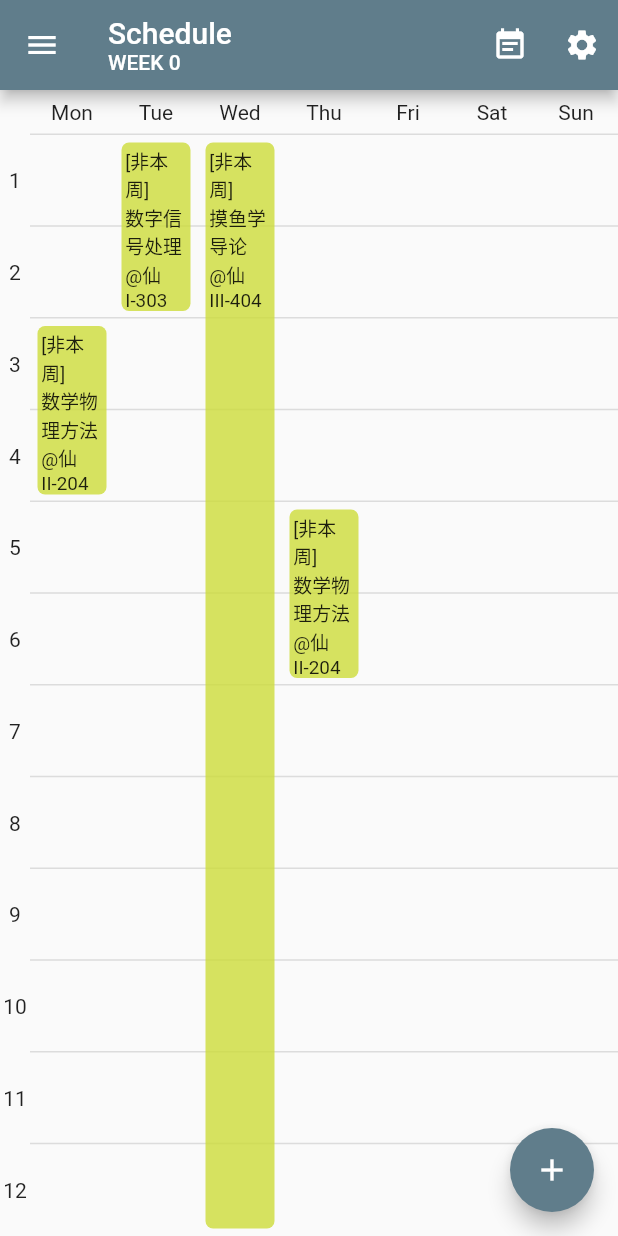
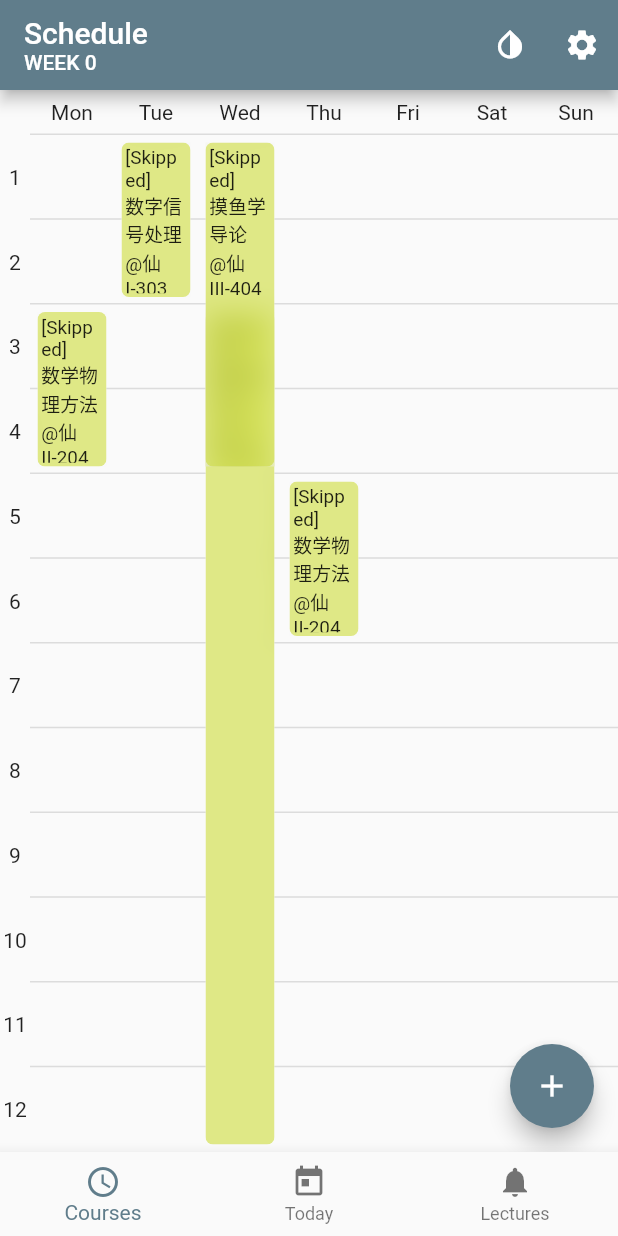
Before and after one commit to iori2333/Schedule, a Flutter app: the screen it shows after launch, on a phone screen of 412 x 824 dp. Run offline on Flutter 3.47's test engine with Material 2 defaults, Android fonts, the phone set to English and light mode, and no system bars; our stand-ins replace fluro, shared_preferences, sqflite, sqflite_common_ffi; accounts and stored records are empty.

Commit message:
feat: add other pages

```diff
--- a/lib/global.dart
+++ b/lib/global.dart
@@ -1,4 +1,5 @@
 class Constants {
   static const appBarHeight = 60.0;
+  static const bottomBarHeight = 56.0;
   static const maxWeeks = 25;
 }
--- a/lib/main.dart
+++ b/lib/main.dart
@@ -29,9 +29,20 @@ class MyApp extends StatelessWidget {
   Widget build(BuildContext context) {
     return MaterialApp(
       title: 'Flutter Demo',
+      debugShowCheckedModeBanner: false,
       theme: ThemeData(
-        primarySwatch: context.watch<ThemeProvider>().theme,
+        colorScheme: ColorScheme.fromSwatch(
+          primarySwatch: context.watch<ThemeProvider>().theme,
+          brightness: Brightness.light,
+        ),
       ),
+      darkTheme:ThemeData(
+        colorScheme: ColorScheme.fromSwatch(
+          primarySwatch: context.watch<ThemeProvider>().theme,
+          brightness: Brightness.dark,
+        ),
+      ),
+      themeMode: context.watch<ThemeProvider>().mode,
       onGenerateRoute: AppRouter.instance.generator,
     );
   }
--- a/lib/pages/courses.dart
+++ b/lib/pages/courses.dart
@@ -1,68 +1,17 @@
-import 'package:fluro/fluro.dart';
 import 'package:flutter/material.dart';
-import 'package:schedule/global.dart';
-import 'package:schedule/router.dart';
-import 'package:schedule/widgets/common/week_modal.dart';
 import 'package:schedule/widgets/courses/tile_list.dart';
-import 'package:provider/provider.dart';
-import 'package:schedule/store/date.dart';
 
 class CoursePage extends StatelessWidget {
   const CoursePage({Key? key}) : super(key: key);
 
   @override
   Widget build(BuildContext context) {
-    var week = context.watch<DateProvider>().week;
-
     return Scaffold(
-      appBar: AppBar(
-        toolbarHeight: Constants.appBarHeight,
-        title: Column(
-          crossAxisAlignment: CrossAxisAlignment.start,
-          children: [
-            const Text("Schedule"),
-            InkWell(
-              child: Text(
-                'WEEK $week',
-                textScaleFactor: 0.7,
-              ),
-              onTap: () async {
-                await showDialog(
-                  context: context,
-                  builder: (context) => const WeekModal(),
-                );
-              },
-            )
-          ],
-        ),
-        actions: [
-          IconButton(
-            onPressed: () {},
-            icon: const Icon(Icons.event_note),
-          ),
-          IconButton(
-            onPressed: () {
-              AppRouter.instance.navigateTo(
-                context,
-                "/settings",
-                transition: TransitionType.cupertino,
-              );
-            },
-            icon: const Icon(Icons.settings),
-          ),
-        ],
-      ),
-      drawer: const Drawer(),
+      body: CourseTileList(),
       floatingActionButton: FloatingActionButton(
         onPressed: () {},
         child: const Icon(Icons.add),
       ),
-      body: Column(
-        mainAxisSize: MainAxisSize.max,
-        children: [
-          CourseTileList(),
-        ],
-      ),
     );
   }
 }
--- /dev/null
+++ b/lib/pages/index.dart
@@ -0,0 +1,98 @@
+import 'package:flutter/material.dart';
+import 'package:fluro/fluro.dart';
+import 'package:provider/provider.dart';
+import 'package:schedule/pages/courses.dart';
+import 'package:schedule/pages/lectures.dart';
+import 'package:schedule/global.dart';
+import 'package:schedule/pages/today.dart';
+import 'package:schedule/router.dart';
+import 'package:schedule/widgets/common/darkmode.dart';
+import 'package:schedule/widgets/common/week_modal.dart';
+import 'package:schedule/store/date.dart';
+
+class IndexPage extends StatefulWidget {
+  const IndexPage({Key? key}) : super(key: key);
+
+  @override
+  State<StatefulWidget> createState() => _IndexPageState();
+}
+
+class _IndexPageState extends State<IndexPage> {
+  final _pages = [
+    const CoursePage(),
+    const TodayPage(),
+    const LecturePage(),
+  ];
+
+  var _current = 0;
+
+  @override
+  void initState() {
+    super.initState();
+    _current = 0;
+  }
+
+  @override
+  Widget build(BuildContext context) {
+    var week = context.watch<DateProvider>().week;
+
+    return Scaffold(
+      appBar: AppBar(
+        toolbarHeight: Constants.appBarHeight,
+        title: Column(
+          crossAxisAlignment: CrossAxisAlignment.start,
+          children: [
+            const Text("Schedule"),
+            InkWell(
+              child: Text(
+                'WEEK $week',
+                textScaleFactor: 0.7,
+              ),
+              onTap: () async {
+                await showDialog(
+                  context: context,
+                  builder: (context) => const WeekModal(),
+                );
+              },
+            )
+          ],
+        ),
+        actions: [
+          const DarkModeSetter(),
+          IconButton(
+            onPressed: () {
+              AppRouter.instance.navigateTo(
+                context,
+                "/settings",
+                transition: TransitionType.cupertino,
+              );
+            },
+            icon: const Icon(Icons.settings),
+          ),
+        ],
+      ),
+      body: _pages[_current],
+      bottomNavigationBar: BottomNavigationBar(
+        type: BottomNavigationBarType.fixed,
+        currentIndex: _current,
+        onTap: (index) {
+          setState(() => _current = index);
+        },
+        items: const [
+          BottomNavigationBarItem(
+            label: 'Courses',
+            icon: Icon(Icons.schedule),
+          ),
+          BottomNavigationBarItem(
+            label: 'Today',
+            icon: Icon(Icons.today),
+          ),
+          BottomNavigationBarItem(
+            label: 'Lectures',
+            icon: Icon(Icons.notifications),
+          ),
+        ],
+      ),
+    );
+  }
+}
--- a/lib/router.dart
+++ b/lib/router.dart
@@ -1,10 +1,10 @@
 import 'package:fluro/fluro.dart';
-import 'package:schedule/pages/courses.dart';
+import 'package:schedule/pages/index.dart';
 import 'package:schedule/pages/settings.dart';
 
 class AppRouter {
   static final Map<String, HandlerFunc> _routes = {
-    '/': (context, params) => const CoursePage(),
+    '/': (context, params) => const IndexPage(),
     '/settings': (context, params) => const SettingPage(),
   };
 
--- a/lib/store/themes.dart
+++ b/lib/store/themes.dart
@@ -11,6 +11,8 @@ class ThemeProvider with ChangeNotifier {
     Colors.lime,
   ];
 
+  static const _modes = ThemeMode.values;
+
   ThemeProvider() {
     SharedPreferences.getInstance().then((value) {
       _current = value.getInt("theme") ?? 0;
@@ -19,7 +21,11 @@ class ThemeProvider with ChangeNotifier {
 
   var _current = 0;
 
+  var _mode = 0;
+
   MaterialColor get theme => _colors[_current];
+
+  ThemeMode get mode => _modes[_mode];
 
   void setColor(int index) async {
     if (index >= _colors.length) {
@@ -31,4 +37,9 @@ class ThemeProvider with ChangeNotifier {
     _current = index;
     notifyListeners();
   }
+
+  void toggleMode() {
+    _mode = (_mode + 1) % _modes.length;
+    notifyListeners();
+  }
 }
--- /dev/null
+++ b/lib/widgets/common/blur_container.dart
@@ -0,0 +1,22 @@
+import 'dart:ui';
+
+import 'package:flutter/cupertino.dart';
+
+class BlurredContainer extends StatelessWidget {
+  final Widget child;
+
+  const BlurredContainer({
+    required this.child,
+    Key? key,
+  }) : super(key: key);
+
+  @override
+  Widget build(BuildContext context) {
+    return ClipRRect(
+      child: BackdropFilter(
+        filter: ImageFilter.blur(sigmaX: 10.0, sigmaY: 10.0),
+        child: child,
+      ),
+    );
+  }
+}
--- /dev/null
+++ b/lib/widgets/common/darkmode.dart
@@ -0,0 +1,45 @@
+import 'package:provider/provider.dart';
+import 'package:flutter/material.dart';
+import 'package:schedule/store/themes.dart';
+
+class DarkModeSetter extends StatelessWidget {
+  const DarkModeSetter({Key? key}) : super(key: key);
+
+  static Widget _getIcon(ThemeMode mode) {
+    switch (mode) {
+      case ThemeMode.system:
+        return const Icon(Icons.invert_colors);
+      case ThemeMode.dark:
+        return const Icon(Icons.nightlight_round);
+      case ThemeMode.light:
+        return const Icon(Icons.wb_sunny);
+    }
+  }
+
+  static String _getDescription(ThemeMode mode) {
+    switch (mode) {
+      case ThemeMode.dark:
+        return 'system default';
+      case ThemeMode.system:
+        return 'light mode';
+      case ThemeMode.light:
+        return 'dark mode';
+    }
+  }
+
+  @override
+  Widget build(BuildContext context) {
+    var mode = context.watch<ThemeProvider>().mode;
+    return IconButton(
+      onPressed: () {
+        context.read<ThemeProvider>().toggleMode();
+        ScaffoldMessenger.of(context).showSnackBar(
+          SnackBar(
+            content: Text('Switched to ${_getDescription(mode)}'),
+          ),
+        );
+      },
+      icon: _getIcon(mode),
+    );
+  }
+}
--- a/lib/widgets/common/modal.dart
+++ b/lib/widgets/common/modal.dart
@@ -1,4 +1,5 @@
 import 'package:flutter/material.dart';
+import 'package:schedule/widgets/common/blur_container.dart';
 
 class Modal extends StatelessWidget {
   final Widget title;
@@ -14,7 +15,8 @@ class Modal extends StatelessWidget {
 
   @override
   Widget build(BuildContext context) {
-    return AlertDialog(
+    return BlurredContainer(
+      child: AlertDialog(
         shape: const RoundedRectangleBorder(
           borderRadius: BorderRadius.all(Radius.circular(10)),
         ),
@@ -24,6 +26,7 @@ class Modal extends StatelessWidget {
         ),
         content: content,
         actions: actions,
+      ),
     );
   }
 }
--- a/lib/widgets/courses/tile.dart
+++ b/lib/widgets/courses/tile.dart
@@ -1,5 +1,6 @@
 import 'package:flutter/material.dart';
 import 'package:schedule/models/course.dart';
+import 'package:schedule/widgets/common/blur_container.dart';
 
 class CourseTile extends StatelessWidget {
   final Course course;
@@ -23,22 +24,22 @@ class CourseTile extends StatelessWidget {
         left: (course.weekday - 1) * width,
       ),
       padding: const EdgeInsets.all(5),
-      child: Container(
-        decoration: BoxDecoration(
-          color: course.isActive
-              ? Colors.amber.withOpacity(0.8)
-              : Colors.lime.withOpacity(0.8),
-          borderRadius: const BorderRadius.all(Radius.circular(5)),
-        ),
-        padding: const EdgeInsets.all(2.5),
-        child: InkWell(
-          borderRadius: const BorderRadius.all(Radius.circular(5)),
+      child: InkWell(
+        onTap: () {},
+        borderRadius: const BorderRadius.all(Radius.circular(5)),
+        child: BlurredContainer(child: Container(
+          decoration: BoxDecoration(
+            color: course.isActive
+                ? Colors.amber.withOpacity(0.6)
+                : Colors.lime.withOpacity(0.6),
+            borderRadius: const BorderRadius.all(Radius.circular(5)),
+          ),
+          padding: const EdgeInsets.all(2.5),
           child: Text(
-            (course.isActive ? "" : "[非本周]\n") + course.toString(),
+            (course.isActive ? "" : "[Skipped]\n") + course.toString(),
             textScaleFactor: 0.9,
           ),
-          onTap: () {},
-        ),
+        )),
       ),
     );
   }
--- a/lib/widgets/courses/tile_list.dart
+++ b/lib/widgets/courses/tile_list.dart
@@ -18,7 +18,8 @@ class CourseTileList extends StatelessWidget {
     Course(name: "数学物理方法", place: "仙II-204", start: 3, end: 4, weekday: 1),
     Course(name: "数学物理方法", place: "仙II-204", start: 5, end: 6, weekday: 4),
     Course(name: "数字信号处理", place: "仙I-303", start: 1, end: 2, weekday: 2),
-    Course(name: "摸鱼学导论", place: "仙III-404", start: 1, end: 12, weekday: 3),
+    Course(name: "摸鱼学导论", place: "仙III-404", start: 3, end: 12, weekday: 3),
+    Course(name: "摸鱼学导论", place: "仙III-404", start: 1, end: 4, weekday: 3),
   ];
 
   static Widget _createCourseNo(double height) {
@@ -68,17 +69,21 @@ class CourseTileList extends StatelessWidget {
     var size = MediaQuery.of(context).size;
 
     var width = size.width / _maxColumns - _sideWidth / _maxColumns;
-    var height =
-        (size.height - Constants.appBarHeight - _titleHeight) / _maxRows;
+    var fullHeight = size.height -
+        Constants.appBarHeight -
+        Constants.bottomBarHeight -
+        _titleHeight;
+    var height = fullHeight / _maxRows;
 
     return Column(
       children: [
         _createWeekdaysTitle(width),
         Row(
+          crossAxisAlignment: CrossAxisAlignment.start,
           children: [
             _createCourseNo(height),
             SizedBox(
-              height: size.height - Constants.appBarHeight - _titleHeight,
+              height: fullHeight,
               child: SingleChildScrollView(
                 child: Stack(
                   children: [
--- a/pubspec.yaml
+++ b/pubspec.yaml
@@ -17,6 +17,7 @@ dependencies:
   shared_preferences: ^2.0.12
   sqflite: ^2.0.2
   sqflite_common_ffi: ^2.1.0+2
+  dio: ^4.0.4
 
 dev_dependencies:
   flutter_test:
```
Also changed, not shown: lib/pages/lectures.dart (added, +18 -0 lines), lib/pages/today.dart (added, +55 -0 lines), lib/widgets/today/task.dart (added, +52 -0 lines), lib/db/courses.dart (added), pubspec.lock. Lines whose indentation alone changed are shown as unchanged.
